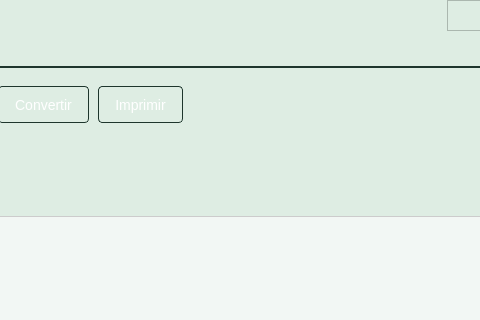
Qt form Sistema de ventas/ui/FrmCotizacion.ui (CodeDrTech/DevelopPython) before a commit; both pictures show x 383 to 863 and y 0 to 320 of the 999 by 769 pixel window.
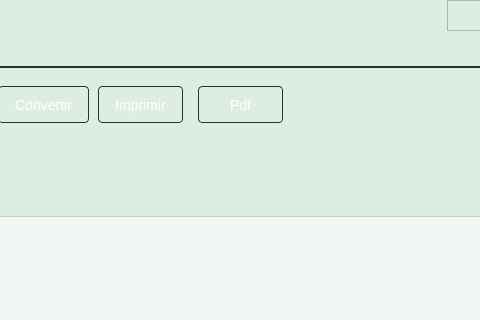
The same form after that commit. Icons and pictures are not drawn.

Patch:
```diff
--- a/Sistema de ventas/ui/FrmCotizacion.ui
+++ b/Sistema de ventas/ui/FrmCotizacion.ui
@@ -494,6 +494,42 @@
 }</string>
        </property>
       </widget>
+      <widget class="QPushButton" name="btnPdf">
+       <property name="geometry">
+        <rect>
+         <x>560</x>
+         <y>20</y>
+         <width>85</width>
+         <height>37</height>
+        </rect>
+       </property>
+       <property name="styleSheet">
+        <string notr="true">QPushButton {
+    background: qlineargradient(x1: 0, y1: 0, x2: 0, y2: 1,
+                                 stop: 0 #c0dacb, stop: 1 #96bfab);
+    color: #ffffff;
+    border: 1px solid #1e362d;
+    padding: 8px 16px;
+    border-radius: 4px;
+    font-size: 14px;
+}
+
+QPushButton:hover {
+    background: qlineargradient(x1: 0, y1: 0, x2: 0, y2: 1,
+                                 stop: 0 #689f84, stop: 1 #96bfaa);
+    border: 1px solid #96bfaa;
+}
+
+QPushButton:pressed {
+    background: qlineargradient(x1: 0, y1: 0, x2: 0, y2: 1,
+                                 stop: 0 #2a5242, stop: 1 #32624d);
+    border: 1px solid #32624d;
+}</string>
+       </property>
+       <property name="text">
+        <string>Pdf</string>
+       </property>
+      </widget>
      </widget>
     </widget>
     <widget class="QWidget" name="tab_2">
```
